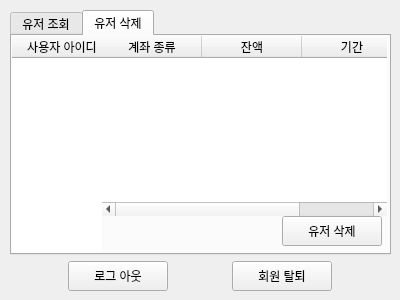
jejuvita01/VEDA_BankManagement, file managerwidget.ui: the form before one commit.
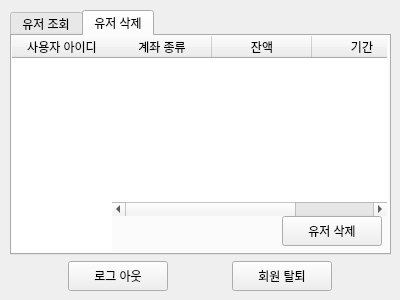
The form after the commit.

Commit message: debug: 테스트 코드 추가

Diff of the .ui file:
```diff
--- a/managerwidget.ui
+++ b/managerwidget.ui
@@ -111,7 +111,7 @@
          <rect>
           <x>0</x>
           <y>0</y>
-          <width>90</width>
+          <width>100</width>
           <height>216</height>
          </rect>
         </property>
@@ -127,9 +127,9 @@
        <widget class="QTableWidget" name="userAccountsTabelWidget">
         <property name="geometry">
          <rect>
-          <x>90</x>
+          <x>100</x>
           <y>0</y>
-          <width>285</width>
+          <width>275</width>
           <height>180</height>
          </rect>
         </property>
```
The commit also changes 2 other files.
